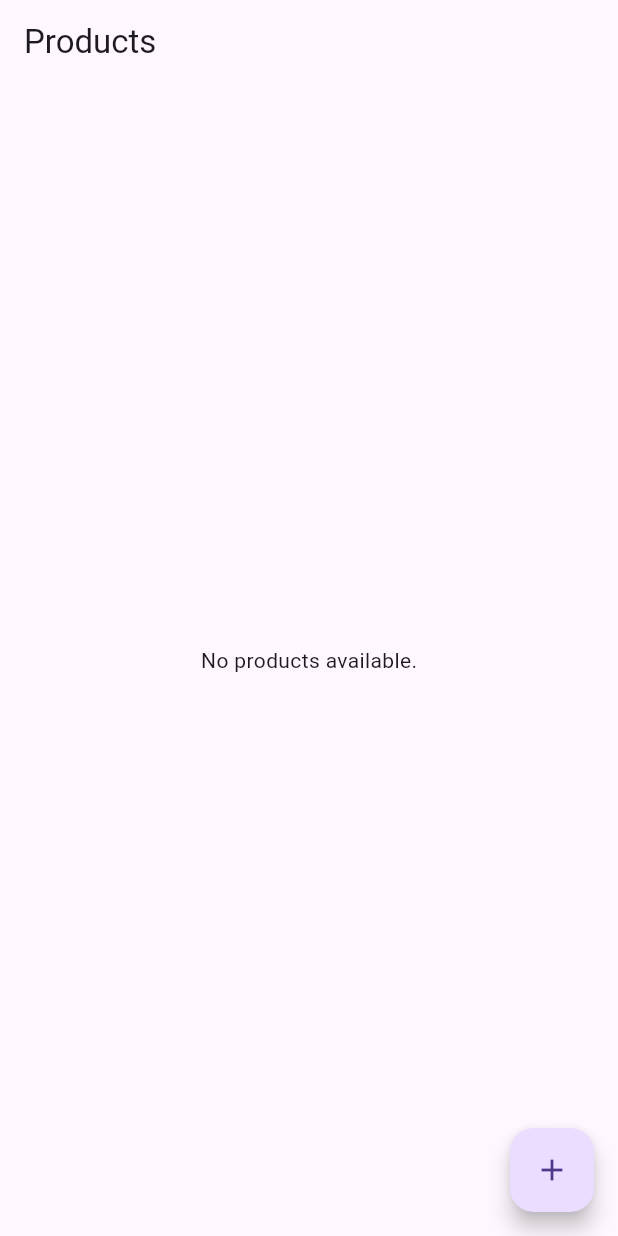
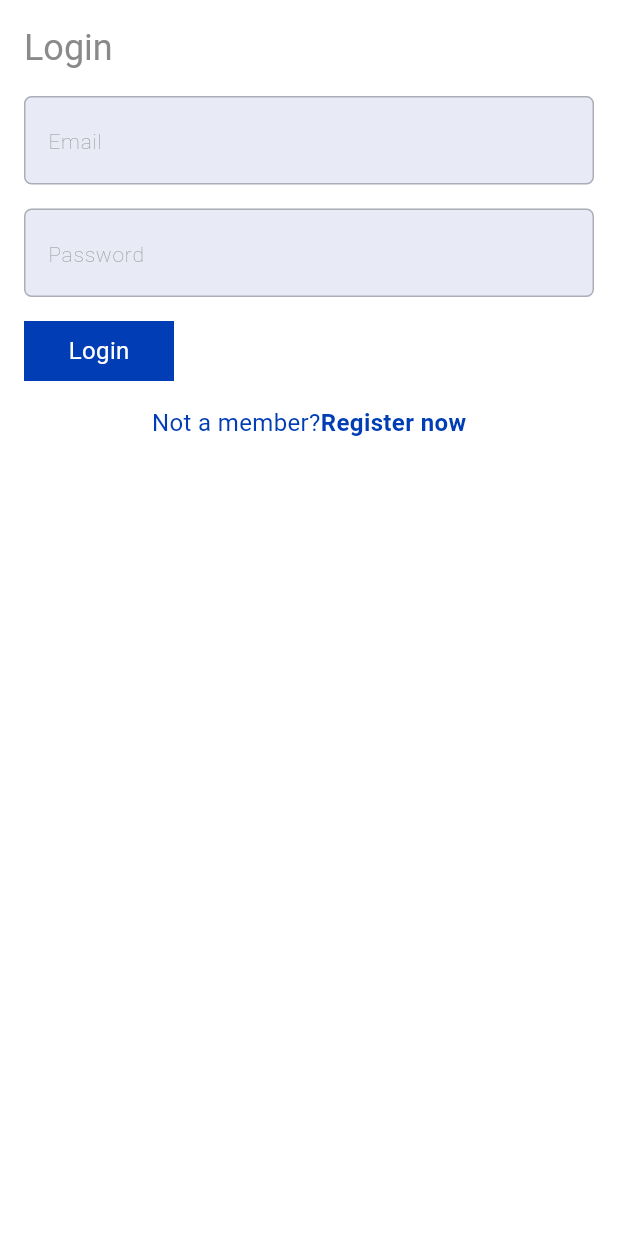
Before and after one commit to Deepthi7108/quickshop, a Flutter app: the screen it shows after launch, on a phone screen of 412 x 824 dp. Run offline on Flutter 3.47's test engine with Material 3 defaults, Android fonts, the phone set to English and light mode, and no system bars; our stand-ins replace bloc, cloud_firestore, equatable, firebase_auth, firebase_core, flutter_bloc and 2 more; accounts and stored records are empty.

Commit message:
products

```diff
--- /dev/null
+++ b/devtools_options.yaml
@@ -0,0 +1,3 @@
+description: This file stores settings for Dart & Flutter DevTools.
+documentation: https://docs.flutter.dev/tools/devtools/extensions#configure-extension-enablement-states
+extensions:
--- a/lib/core/components/custom_submit_button.dart
+++ b/lib/core/components/custom_submit_button.dart
@@ -1,8 +1,9 @@
 import 'package:flutter/material.dart';
 
-class CustomSubmitButton extends StatelessWidget {
+class CustomButton extends StatelessWidget {
   Function function;
-  CustomSubmitButton({super.key, required this.function});
+  String text;
+  CustomButton({super.key, required this.function, required this.text});
 
   @override
   Widget build(BuildContext context) {
@@ -14,7 +15,7 @@ class CustomSubmitButton extends StatelessWidget {
       decoration: BoxDecoration(color: colorScheme.primary),
       child: TextButton(
           onPressed: () => function(),
-          child: Text("Submit",
+          child: Text(text,
               style:
                   textTheme.bodyMedium?.copyWith(color: colorScheme.surface))),
     );
--- /dev/null
+++ b/lib/core/components/custom_textformfield.dart
@@ -0,0 +1,39 @@
+import 'package:flutter/material.dart';
+
+class CustomTextformfield extends StatefulWidget {
+  TextEditingController controller;
+  bool obscureText;
+  String hintText;
+  CustomTextformfield(
+      {super.key,
+      required this.controller,
+      required this.hintText,
+      this.obscureText = false});
+
+  @override
+  State<CustomTextformfield> createState() => _CustomTextformfieldState();
+}
+
+class _CustomTextformfieldState extends State<CustomTextformfield> {
+  bool _obscureText = false;
+  @override
+  Widget build(BuildContext context) {
+    return TextFormField(
+      controller: widget.controller,
+      obscureText: widget.obscureText,
+      decoration: InputDecoration(
+        hintText: widget.hintText,
+        // suffixIcon: widget.obscureText
+        //     ? IconButton(
+        //         onPressed: () {
+        //           setState(() {
+        //             _obscureText = !_obscureText;
+        //           });
+        //         },
+        //         icon: Icon(
+        //             _obscureText ? Icons.visibility_off : Icons.visibility))
+        //     : null
+      ),
+    );
+  }
+}
--- /dev/null
+++ b/lib/features/auth/models/user_model.dart
@@ -0,0 +1,8 @@
+class UserModel {
+  String? email;
+  String? password;
+  String? uid;
+  String? name;
+  String? phone;
+  UserModel({this.email, this.name, this.password, this.phone, this.uid});
+}
--- /dev/null
+++ b/lib/features/auth/view_model/auth_bloc.dart
@@ -0,0 +1,91 @@
+import 'package:bloc/bloc.dart';
+import 'package:cloud_firestore/cloud_firestore.dart';
+import 'package:equatable/equatable.dart';
+import 'package:firebase_auth/firebase_auth.dart';
+import 'package:quickshop/features/auth/models/user_model.dart';
+
+part 'auth_event.dart';
+part 'auth_state.dart';
+
+class AuthBloc extends Bloc<AuthEvent, AuthState> {
+  FirebaseAuth _auth = FirebaseAuth.instance;
+  AuthBloc() : super(AuthInitial()) {
+    on<CheckLoginStatusEvent>((event, emit) async {
+      User? user;
+
+      try {
+        await Future.delayed(
+          Duration(seconds: 2),
+          () {
+            user = _auth.currentUser;
+          },
+        );
+        if (user != null) {
+          emit(AuthenticatedState());
+        } else {
+          emit(UnAuthenticatedState());
+        }
+      } catch (e) {
+        emit(AuthenticatedErrorState(message: e.toString()));
+      }
+    });
+
+    on<SignupEvent>(
+      (event, emit) async {
+        emit(AuthLoadingState());
+        try {
+          final userCredential = await _auth.createUserWithEmailAndPassword(
+            email: event.user.email.toString(),
+            password: event.user.password.toString(),
+          );
+          final user = userCredential.user;
+          if (user != null) {
+            FirebaseFirestore.instance.collection('users').doc(user.uid).set({
+              'uid': user.uid,
+              'email': user.email,
+              'name': event.user.name,
+              'phone': event.user.phone,
+              'createdAt': DateTime.now(),
+            });
+            emit(AuthenticatedState(user: user));
+          } else {
+            emit(UnAuthenticatedState());
+          }
+        } catch (e) {
+          emit(AuthenticatedErrorState(message: '$e'));
+        }
+      },
+    );
+    on<LoginEvent>(
+      (event, emit) async {
+        emit(AuthLoadingState());
+        try {
+          final userCredential = await _auth.signInWithEmailAndPassword(
+            email: event.email,
+            password: event.password,
+          );
+          final user = userCredential.user;
+          if (user != null) {
+            emit(AuthenticatedState(user: user));
+          } else {
+            emit(UnAuthenticatedState());
+          }
+        } catch (e) {
+          AuthenticatedErrorState(message: e.toString());
+        }
+      },
+    );
+
+    on<LogoutEvent>(
+      (event, emit) async {
+        try {
+          await _auth.signOut();
+          emit(UnAuthenticatedState());
+        } catch (e) {
+          emit(AuthenticatedErrorState(message: e.toString()));
+          //emit(UnAuthenticatedState());
+        }
+      },
+    );
+  }
+}
--- /dev/null
+++ b/lib/features/auth/view_model/auth_event.dart
@@ -0,0 +1,23 @@
+part of 'auth_bloc.dart';
+
+sealed class AuthEvent extends Equatable {
+  const AuthEvent();
+
+  @override
+  List<Object> get props => [];
+}
+
+class CheckLoginStatusEvent extends AuthEvent {}
+
+class LoginEvent extends AuthEvent {
+  final String email;
+  final String password;
+  LoginEvent({required this.email, required this.password});
+}
+
+class SignupEvent extends AuthEvent {
+  final UserModel user;
+  SignupEvent({required this.user});
+}
+
+class LogoutEvent extends AuthEvent {}
--- /dev/null
+++ b/lib/features/auth/view_model/auth_state.dart
@@ -0,0 +1,24 @@
+part of 'auth_bloc.dart';
+
+sealed class AuthState extends Equatable {
+  const AuthState();
+
+  @override
+  List<Object> get props => [];
+}
+
+final class AuthInitial extends AuthState {}
+
+class AuthLoadingState extends AuthState {}
+
+class AuthenticatedState extends AuthState {
+  User? user;
+  AuthenticatedState({this.user});
+}
+
+class UnAuthenticatedState extends AuthState {}
+
+class AuthenticatedErrorState extends AuthState {
+  final String message;
+  AuthenticatedErrorState({required this.message});
+}
--- /dev/null
+++ b/lib/features/auth/views/login_view.dart
@@ -0,0 +1,112 @@
+import 'package:flutter/material.dart';
+import 'package:flutter_bloc/flutter_bloc.dart';
+import 'package:quickshop/core/components/custom_header_text.dart';
+import 'package:quickshop/core/components/custom_sizedbox.dart';
+import 'package:quickshop/core/components/custom_submit_button.dart';
+import 'package:quickshop/core/components/custom_textformfield.dart';
+import 'package:quickshop/core/constants/app_constatnts.dart';
+import 'package:quickshop/features/auth/view_model/auth_bloc.dart';
+
+class LoginViewWrapper extends StatelessWidget {
+  const LoginViewWrapper({super.key});
+
+  @override
+  Widget build(BuildContext context) {
+    return BlocProvider(
+      create: (context) => AuthBloc(),
+      child: LoginView(),
+    );
+  }
+}
+
+class LoginView extends StatefulWidget {
+  const LoginView({super.key});
+
+  @override
+  State<LoginView> createState() => _LoginViewState();
+}
+
+class _LoginViewState extends State<LoginView> {
+  TextEditingController emailController = TextEditingController();
+  TextEditingController passwordController = TextEditingController();
+  @override
+  void dispose() {
+    emailController.dispose();
+    passwordController.dispose();
+    super.dispose();
+  }
+
+  @override
+  Widget build(BuildContext context) {
+    final authBloc = BlocProvider.of<AuthBloc>(context);
+
+    return BlocBuilder<AuthBloc, AuthState>(
+      builder: (context, state) {
+        if (state is AuthLoadingState) {
+          return CircularProgressIndicator();
+        }
+        if (state is AuthenticatedState) {
+          WidgetsBinding.instance.addPostFrameCallback(
+            (_) {
+              Navigator.pushNamedAndRemoveUntil(
+                  context, '/home', (route) => false);
+            },
+          );
+        }
+        return Scaffold(
+          body: Container(
+              padding: EdgeInsets.all(defaultPadding),
+              height: double.infinity,
+              width: double.infinity,
+              child: Column(
+                mainAxisAlignment: MainAxisAlignment.start,
+                crossAxisAlignment: CrossAxisAlignment.start,
+                children: [
+                  CustomHeaderText(text: 'Login'),
+                  CustomSizedbox(),
+                  CustomTextformfield(
+                      controller: emailController, hintText: 'Email'),
+                  CustomSizedbox(),
+                  CustomTextformfield(
+                    controller: passwordController,
+                    hintText: 'Password',
+                    obscureText: true,
+                  ),
+                  CustomSizedbox(),
+                  CustomButton(
+                      function: () {
+                        authBloc.add(LoginEvent(
+                            email: emailController.text.trim(),
+                            password: passwordController.text.trim()));
+                      },
+                      text: 'Login'),
+                  CustomSizedbox(),
+                  Row(
+                    mainAxisAlignment: MainAxisAlignment.center,
+                    children: [
+                      Text(
+                        "Not a member?",
+                        style: TextStyle(
+                            color: Theme.of(context).colorScheme.primary),
+                      ),
+                      GestureDetector(
+                        onTap: () {
+                          Navigator.pushNamed(context, '/register');
+                        },
+                        //onTap: widget.togglePages,
+                        child: Text(
+                          "Register now",
+                          style: TextStyle(
+                              color: Theme.of(context).colorScheme.primary,
+                              fontWeight: FontWeight.bold),
+                        ),
+                      ),
+                    ],
+                  ),
+                ],
+              )),
+        );
+      },
+    );
+  }
+}
--- a/lib/features/products/views/products_list_page.dart
+++ b/lib/features/products/views/products_list_page.dart
@@ -5,6 +5,7 @@ import 'package:quickshop/core/components/custom_drawer.dart';
 import 'package:quickshop/core/components/custom_header_text.dart';
 import 'package:quickshop/core/constants/app_constatnts.dart';
 import 'package:quickshop/features/products/view_model/products_bloc.dart';
+import 'package:quickshop/features/products/view_model/products_event.dart';
 import 'package:quickshop/features/products/view_model/products_state.dart';
 import 'package:quickshop/features/products/repositories/product_repositories.dart';
 
@@ -69,6 +70,7 @@ import 'package:flutter_bloc/flutter_bloc.dart';
 import '../models/product_model.dart';
 
 class ProductListView extends StatelessWidget {
+  // @override
   @override
   Widget build(BuildContext context) {
     return Scaffold(
--- a/lib/main.dart
+++ b/lib/main.dart
@@ -1,14 +1,18 @@
 import 'package:firebase_core/firebase_core.dart';
 import 'package:flutter/material.dart';
 import 'package:provider/provider.dart';
-import 'package:quickshop/app_routes.dart';
 import 'package:quickshop/core/services/theme_service.dart';
 import 'package:quickshop/core/theme/app_theme.dart';
+import 'package:quickshop/features/auth/views/login_view.dart';
+import 'package:quickshop/features/auth/views/register_view.dart';
+import 'package:quickshop/features/home/views/home_view.dart';
+
 import 'package:quickshop/features/products/view_model/products_bloc.dart';
 import 'package:quickshop/features/products/view_model/products_event.dart';
 import 'package:quickshop/features/products/repositories/product_repositories.dart';
 import 'package:quickshop/features/products/views/add_products_page.dart';
 import 'package:quickshop/features/products/views/products_list_page.dart';
+import 'package:quickshop/features/splash/views/splash_view.dart';
 import 'package:quickshop/firebase_options.dart';
 
 // void main() async {
@@ -46,7 +50,10 @@ import 'package:flutter_bloc/flutter_bloc.dart';
 void main() async {
   WidgetsFlutterBinding.ensureInitialized();
   await Firebase.initializeApp(options: DefaultFirebaseOptions.currentPlatform);
-  runApp(MyApp());
+  runApp(ChangeNotifierProvider(
+    create: (context) => ThemeProvider(),
+    child: MyApp(),
+  ));
 }
 
 class MyApp extends StatelessWidget {
@@ -55,10 +62,25 @@ class MyApp extends StatelessWidget {
     return BlocProvider(
       create: (context) =>
           ProductBloc(ProductRepository())..add(FetchProducts()),
-      child: MaterialApp(
-        debugShowCheckedModeBanner: false,
-        home: ProductListView(),
-        routes: {"/add_product": (context) => AddProductView()},
+      child: Consumer<ThemeProvider>(
+        builder: (context, themeProvider, child) => MaterialApp(
+          debugShowCheckedModeBanner: false,
+          themeMode:
+              themeProvider.isDarkMode ? ThemeMode.dark : ThemeMode.light,
+          //themeMode: ThemeMode.dark,
+
+          theme: AppThemes.lightThemeData,
+          darkTheme: AppThemes.darkThemeData,
+          initialRoute: '/',
+          routes: {
+            '/': (context) => SplashViewWrapper(),
+            '/login': (context) => LoginViewWrapper(),
+            '/register': (context) => RegisterViewWrapper(),
+            '/home': (context) => HomeViewWrapper(),
+            "/add_product": (context) => AddProductView(),
+            "/product_list": (context) => ProductListView()
+          },
+        ),
       ),
     );
   }
--- a/pubspec.yaml
+++ b/pubspec.yaml
@@ -36,9 +36,8 @@ flutter:
   uses-material-design: true
 
   # To add assets to your application, add an assets section, like this:
-  # assets:
-  #   - images/a_dot_burr.jpeg
-  #   - images/a_dot_ham.jpeg
+  assets:
+    - assets/images/
 
   # example:
   # fonts:
```
Also changed, not shown: lib/app_routes.dart (+27 -27 lines), lib/core/components/custom_sizedbox.dart (added, +13 -0 lines), lib/features/Category/models/category_model.dart (added, +14 -0 lines), lib/features/Category/repositories/category_repository.dart (added, +21 -0 lines), lib/features/auth/views/register_view.dart (added, +126 -0 lines), lib/features/home/views/home_screen.dart (deleted, +0 -38 lines), lib/features/home/views/home_view.dart (added, +62 -0 lines), lib/features/splash/views/splash_view.dart (added, +64 -0 lines), assets/images/splash.png (added).
